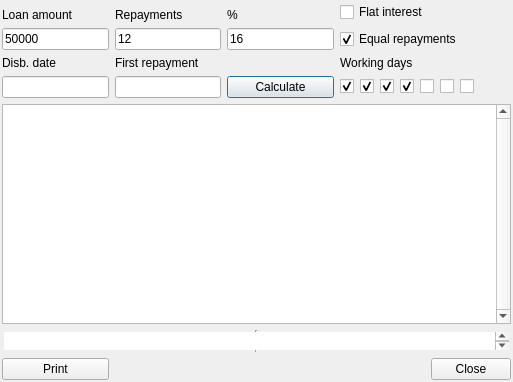
Above: conf/reports/repayment_schedule/form.ui from warvariuc/wic before the change. Below: the same form after it.
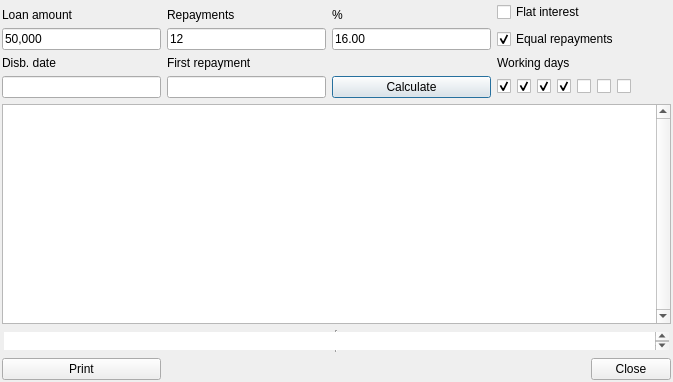
That is the form after the change. Custom widgets are drawn as their Qt base class.

Commit message: changed tab order in test and schedule_calculation forms

```diff
--- a/conf/reports/repayment_schedule/form.ui
+++ b/conf/reports/repayment_schedule/form.ui
@@ -6,7 +6,7 @@
    <rect>
     <x>0</x>
     <y>0</y>
-    <width>513</width>
+    <width>673</width>
     <height>382</height>
    </rect>
   </property>
@@ -299,7 +299,7 @@
    <item row="1" column="0">
     <widget class="WDecimalEdit" name="loanAmount">
      <property name="text">
-      <string>50000</string>
+      <string>50,000</string>
      </property>
      <property name="fractionDigits">
       <number>0</number>
@@ -331,7 +331,7 @@
    <item row="1" column="2">
     <widget class="WDecimalEdit" name="annInterestRate">
      <property name="text">
-      <string>16</string>
+      <string>16.00</string>
      </property>
      <property name="maxDigits">
       <number>4</number>
```
Left out of the diff: 20 changed lines with no effect on the pictures. The commit also changes 1 other file.
